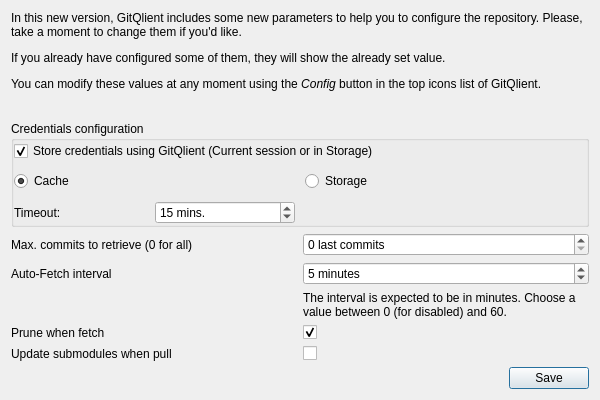
The window that src/aux_widgets/InitialRepoConfig.ui (pa-sowa/GitKlient) describes before a commit, drawn with Qt 5.
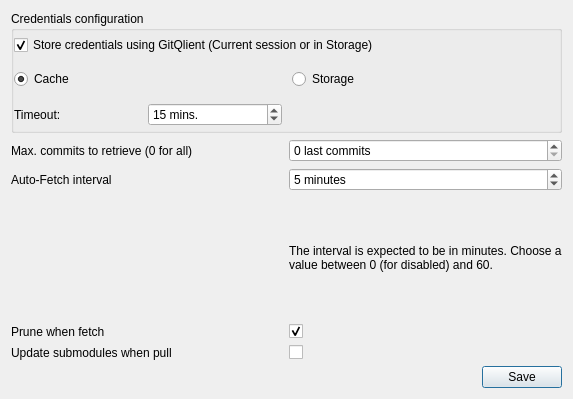
The same window after the commit.

Commit message: InitialRepoConfig: Removed text about previous version

What changed in the file:
```diff
--- a/src/aux_widgets/InitialRepoConfig.ui
+++ b/src/aux_widgets/InitialRepoConfig.ui
@@ -6,91 +6,15 @@
    <rect>
     <x>0</x>
     <y>0</y>
-    <width>600</width>
-    <height>400</height>
+    <width>573</width>
+    <height>399</height>
    </rect>
   </property>
-  <property name="minimumSize">
-   <size>
-    <width>600</width>
-    <height>400</height>
-   </size>
-  </property>
-  <property name="maximumSize">
-   <size>
-    <width>800</width>
-    <height>600</height>
-   </size>
-  </property>
   <property name="windowTitle">
    <string>Repo config</string>
   </property>
   <layout class="QGridLayout" name="gridLayout">
-   <item row="0" column="0" colspan="2">
-    <widget class="QLabel" name="label_4">
-     <property name="text">
-      <string>&lt;html&gt;&lt;head/&gt;&lt;body&gt;&lt;p&gt;In this new version, GitQlient includes some new parameters to help you to configure the repository. Please, take a moment to change them if you'd like.&lt;/p&gt;&lt;p&gt;If you already have configured some of them, they will show the already set value.&lt;/p&gt;&lt;p&gt;You can modify these values at any moment using the &lt;span style=&quot; font-style:italic;&quot;&gt;Config &lt;/span&gt;button in the top icons list of GitQlient.&lt;/p&gt;&lt;/body&gt;&lt;/html&gt;</string>
-     </property>
-     <property name="wordWrap">
-      <bool>true</bool>
-     </property>
-    </widget>
-   </item>
-   <item row="8" column="1">
-    <widget class="QCheckBox" name="updateOnPull">
-     <property name="text">
-      <string/>
-     </property>
-    </widget>
-   </item>
-   <item row="9" column="0" colspan="2">
-    <layout class="QHBoxLayout" name="horizontalLayout">
-     <item>
-      <spacer name="horizontalSpacer">
-       <property name="orientation">
-        <enum>Qt::Horizontal</enum>
-       </property>
-       <property name="sizeHint" stdset="0">
-        <size>
-         <width>40</width>
-         <height>20</height>
-        </size>
-       </property>
-      </spacer>
-     </item>
-     <item>
-      <widget class="QPushButton" name="pushButton">
-       <property name="text">
-        <string>Save</string>
-       </property>
-      </widget>
-     </item>
-    </layout>
-   </item>
-   <item row="7" column="0">
-    <widget class="QLabel" name="label_2">
-     <property name="text">
-      <string>Prune when fetch</string>
-     </property>
-    </widget>
-   </item>
-   <item row="2" column="1">
-    <spacer name="verticalSpacer">
-     <property name="orientation">
-      <enum>Qt::Vertical</enum>
-     </property>
-     <property name="sizeType">
-      <enum>QSizePolicy::Fixed</enum>
-     </property>
-     <property name="sizeHint" stdset="0">
-      <size>
-       <width>20</width>
-       <height>10</height>
-      </size>
-     </property>
-    </spacer>
-   </item>
-   <item row="4" column="1">
+   <item row="1" column="1">
     <widget class="QSpinBox" name="sbMaxCommits">
      <property name="suffix">
       <string> last commits</string>
@@ -106,31 +30,21 @@
      </property>
     </widget>
    </item>
-   <item row="4" column="0">
+   <item row="1" column="0">
     <widget class="QLabel" name="label_7">
      <property name="text">
       <string>Max. commits to retrieve (0 for all)</string>
      </property>
     </widget>
    </item>
-   <item row="7" column="1">
-    <widget class="QCheckBox" name="pruneOnFetch">
+   <item row="4" column="0">
+    <widget class="QLabel" name="label_2">
      <property name="text">
-      <string/>
+      <string>Prune when fetch</string>
      </property>
-     <property name="checked">
-      <bool>true</bool>
-     </property>
     </widget>
    </item>
-   <item row="5" column="0">
-    <widget class="QLabel" name="label">
-     <property name="text">
-      <string>Auto-Fetch interval</string>
-     </property>
-    </widget>
-   </item>
-   <item row="6" column="1">
+   <item row="3" column="1">
     <widget class="QLabel" name="label_3">
      <property name="text">
       <string>The interval is expected to be in minutes. Choose a value between 0 (for disabled) and 60.</string>
@@ -140,20 +54,7 @@
      </property>
     </widget>
    </item>
-   <item row="1" column="0" colspan="2">
-    <widget class="QFrame" name="orangeHSeparator">
-     <property name="frameShape">
-      <enum>QFrame::NoFrame</enum>
-     </property>
-     <property name="frameShadow">
-      <enum>QFrame::Plain</enum>
-     </property>
-     <property name="lineWidth">
-      <number>0</number>
-     </property>
-    </widget>
-   </item>
-   <item row="5" column="1">
+   <item row="2" column="1">
     <widget class="QSpinBox" name="autoFetch">
      <property name="suffix">
       <string> minutes</string>
@@ -166,14 +67,28 @@
      </property>
     </widget>
    </item>
-   <item row="8" column="0">
+   <item row="5" column="1">
+    <widget class="QCheckBox" name="updateOnPull">
+     <property name="text">
+      <string/>
+     </property>
+    </widget>
+   </item>
+   <item row="2" column="0">
+    <widget class="QLabel" name="label">
+     <property name="text">
+      <string>Auto-Fetch interval</string>
+     </property>
+    </widget>
+   </item>
+   <item row="5" column="0">
     <widget class="QLabel" name="label_5">
      <property name="text">
       <string>Update submodules when pull</string>
      </property>
     </widget>
    </item>
-   <item row="3" column="0" colspan="2">
+   <item row="0" column="0" colspan="2">
     <widget class="QGroupBox" name="credentialsFrames">
      <property name="title">
       <string>Credentials configuration</string>
@@ -260,6 +175,40 @@
      </layout>
     </widget>
    </item>
+   <item row="4" column="1">
+    <widget class="QCheckBox" name="pruneOnFetch">
+     <property name="text">
+      <string/>
+     </property>
+     <property name="checked">
+      <bool>true</bool>
+     </property>
+    </widget>
+   </item>
+   <item row="6" column="0" colspan="2">
+    <layout class="QHBoxLayout" name="horizontalLayout">
+     <item>
+      <spacer name="horizontalSpacer">
+       <property name="orientation">
+        <enum>Qt::Horizontal</enum>
+       </property>
+       <property name="sizeHint" stdset="0">
+        <size>
+         <width>40</width>
+         <height>20</height>
+        </size>
+       </property>
+      </spacer>
+     </item>
+     <item>
+      <widget class="QPushButton" name="pushButton">
+       <property name="text">
+        <string>Save</string>
+       </property>
+      </widget>
+     </item>
+    </layout>
+   </item>
   </layout>
  </widget>
  <tabstops>
```
